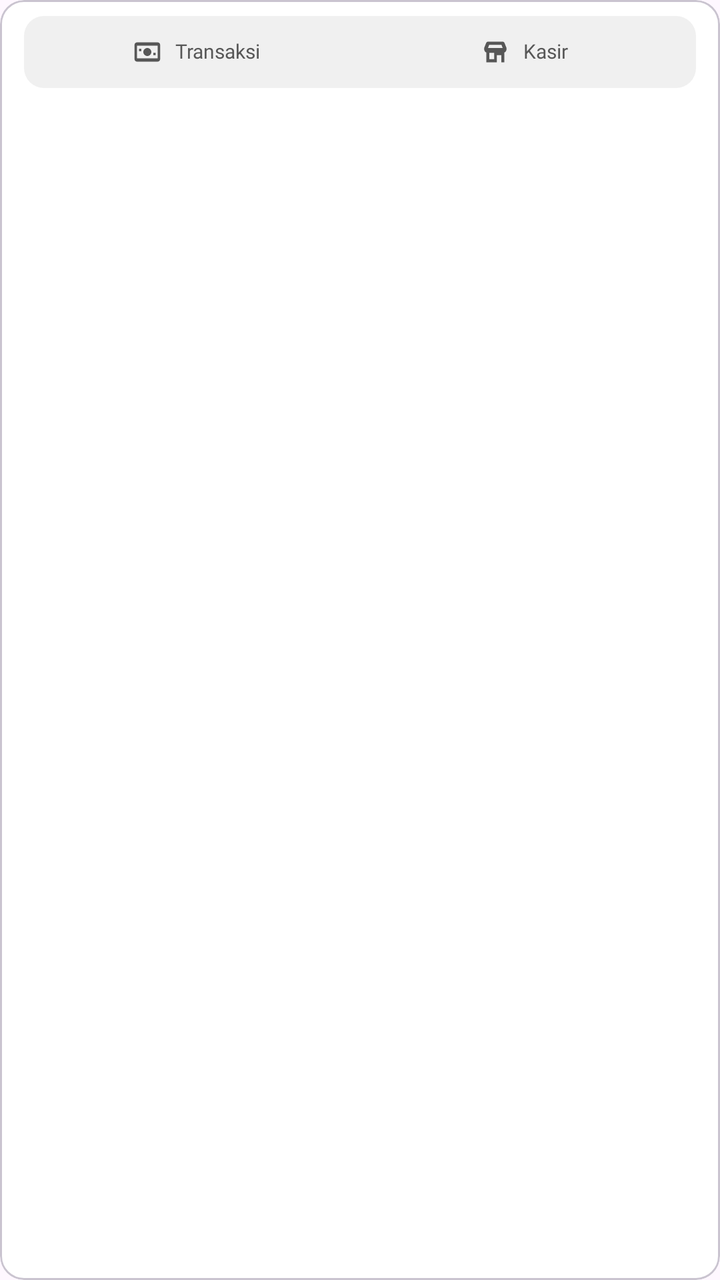
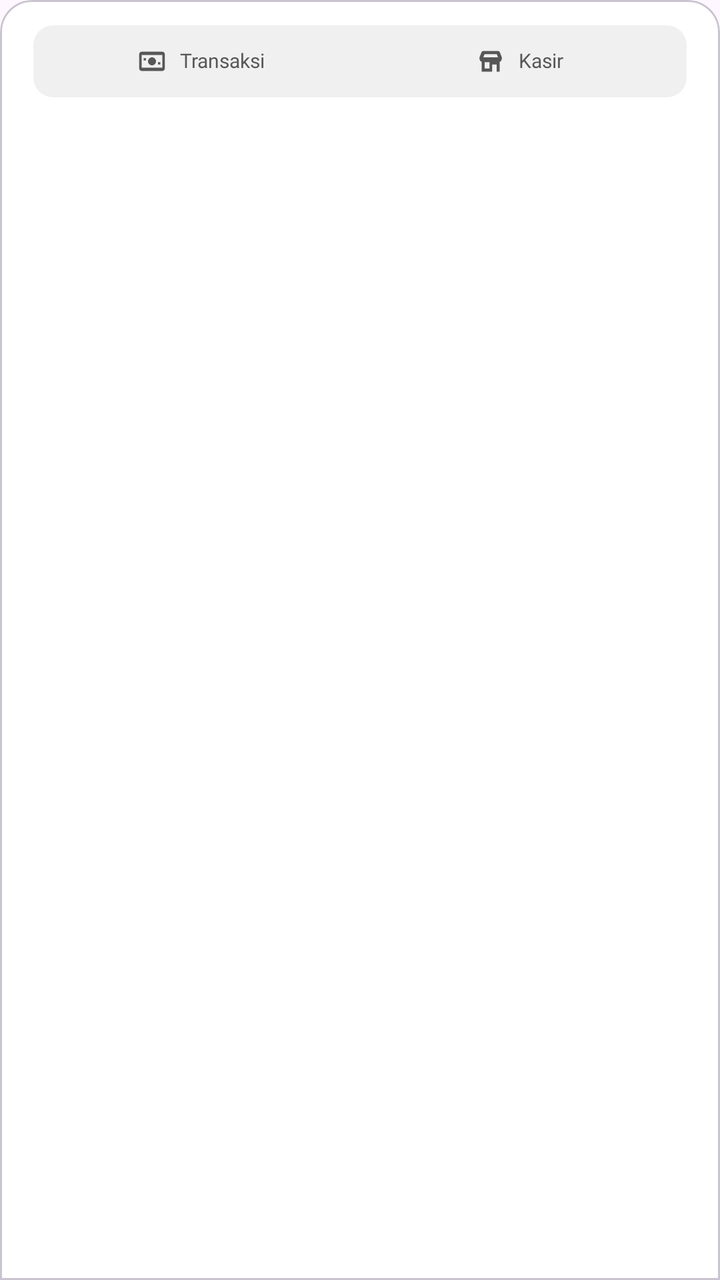

Compare the two renders of this Android layout. The source of the first and the diff that turns it into the second are given below.
<!-- AndroidManifest.xml: application theme Theme.Material3.DayNight.NoActionBar -->
<!-- res/layout/layout_mode_selector.xml -->
<?xml version="1.0" encoding="utf-8"?>
<com.google.android.material.card.MaterialCardView xmlns:android="http://schemas.android.com/apk/res/android"
    xmlns:app="http://schemas.android.com/apk/res-auto"
    android:id="@+id/toolbar"
    android:layout_width="match_parent"
    android:layout_height="wrap_content"
    app:cardBackgroundColor="@color/light_100"
    app:cardElevation="0dp">

    <LinearLayout
        android:id="@+id/modeSelector"
        android:layout_width="match_parent"
        android:layout_height="@dimen/mode_selector_height"
        android:layout_marginStart="@dimen/mode_selector_margin_horizontal"
        android:layout_marginTop="@dimen/mode_selector_padding_top"
        android:layout_marginEnd="@dimen/mode_selector_margin_horizontal"
        android:layout_marginBottom="@dimen/mode_selector_padding_bottom"
        android:background="@drawable/mode_selector_container_background"
        android:gravity="center_vertical"
        android:orientation="horizontal"
        android:padding="@dimen/mode_selector_inner_padding">

        <LinearLayout
            android:id="@+id/btnSimple"
            android:layout_width="0dp"
            android:layout_height="match_parent"
            android:layout_weight="1"
            android:background="@drawable/mode_selector_item_background"
            android:clickable="true"
            android:focusable="true"
            android:gravity="center"
            android:minWidth="@dimen/mode_selector_item_min_width"
            android:orientation="horizontal"
            android:paddingHorizontal="@dimen/mode_selector_item_padding_horizontal">

            <ImageView
                android:layout_width="@dimen/mode_selector_icon_size"
                android:layout_height="@dimen/mode_selector_icon_size"
                android:duplicateParentState="true"
                android:src="@drawable/ic_revamp_transaction"
                app:tint="@color/mode_selector_icon_selector" />

            <TextView
                android:id="@+id/tvSimpleMode"
                android:layout_width="wrap_content"
                android:layout_height="wrap_content"
                android:layout_marginStart="@dimen/mode_selector_icon_gap"
                android:duplicateParentState="true"
                android:fontFamily="@font/instrument_sans_semibold"
                android:includeFontPadding="false"
                android:text="Transaksi"
                android:textColor="@color/mode_selector_text_selector"
                android:textSize="@dimen/mode_selector_text_size" />
        </LinearLayout>

        <LinearLayout
            android:id="@+id/btnPos"
            android:layout_width="0dp"
            android:layout_height="match_parent"
            android:layout_weight="1"
            android:background="@drawable/mode_selector_item_background"
            android:clickable="true"
            android:focusable="true"
            android:gravity="center"
            android:minWidth="@dimen/mode_selector_item_min_width"
            android:orientation="horizontal"
            android:paddingHorizontal="@dimen/mode_selector_item_padding_horizontal">

            <ImageView
                android:layout_width="@dimen/mode_selector_icon_size"
                android:layout_height="@dimen/mode_selector_icon_size"
                android:duplicateParentState="true"
                android:src="@drawable/ic_revamp_cashier"
                app:tint="@color/mode_selector_icon_selector" />

            <TextView
                android:id="@+id/tvPosMode"
                android:layout_width="wrap_content"
                android:layout_height="wrap_content"
                android:layout_marginStart="@dimen/mode_selector_icon_gap"
                android:duplicateParentState="true"
                android:fontFamily="@font/instrument_sans_semibold"
                android:includeFontPadding="false"
                android:text="Kasir"
                android:textColor="@color/mode_selector_text_selector"
                android:textSize="@dimen/mode_selector_text_size" />
        </LinearLayout>
    </LinearLayout>
</com.google.android.material.card.MaterialCardView>
<!-- resources referenced by this layout -->
<resources>
  <color name="light_100">#FFFFFF</color>
  <dimen name="mode_selector_height">36dp</dimen>
  <dimen name="mode_selector_icon_gap">6dp</dimen>
  <dimen name="mode_selector_icon_size">16dp</dimen>
  <dimen name="mode_selector_inner_padding">4dp</dimen>
  <dimen name="mode_selector_item_min_width">88dp</dimen>
  <dimen name="mode_selector_item_padding_horizontal">12dp</dimen>
  <dimen name="mode_selector_margin_horizontal">12dp</dimen>
  <dimen name="mode_selector_padding_bottom">5dp</dimen>
  <dimen name="mode_selector_padding_top">8dp</dimen>
  <dimen name="mode_selector_text_size">10sp</dimen>
  <!-- drawable ic_revamp_cashier (drawable) -->
  <?xml version="1.0" encoding="utf-8"?>
  <vector xmlns:android="http://schemas.android.com/apk/res/android"
      android:width="20dp"
      android:height="20dp"
      android:viewportWidth="20"
      android:viewportHeight="20">
      <path
          android:fillColor="#FF6F6F6F"
          android:pathData="M3,7.5L4.2,4.5C4.43,3.92 4.99,3.5 5.62,3.5H14.38C15.01,3.5 15.57,3.92 15.8,4.5L17,7.5V8.25C17,9.21 16.41,10.03 15.58,10.37V16.5H13.75V12H10.92V16.5H4.42V10.37C3.59,10.03 3,9.21 3,8.25V7.5ZM6.17,5.5L5.42,7.5H14.58L13.83,5.5H6.17ZM6.25,10.5V14.5H9.25V10.5H6.25Z" />
  </vector>
  <!-- drawable ic_revamp_transaction (drawable) -->
  <?xml version="1.0" encoding="utf-8"?>
  <vector xmlns:android="http://schemas.android.com/apk/res/android"
      android:width="20dp"
      android:height="20dp"
      android:viewportWidth="20"
      android:viewportHeight="20">
      <path
          android:fillColor="#FFFFFFFF"
          android:pathData="M2,5.5C2,4.67 2.67,4 3.5,4H16.5C17.33,4 18,4.67 18,5.5V14.5C18,15.33 17.33,16 16.5,16H3.5C2.67,16 2,15.33 2,14.5V5.5ZM3.5,6V14H16.5V6H3.5ZM10,12.5C8.62,12.5 7.5,11.38 7.5,10C7.5,8.62 8.62,7.5 10,7.5C11.38,7.5 12.5,8.62 12.5,10C12.5,11.38 11.38,12.5 10,12.5ZM4.75,8H6.25V9.5H4.75V8ZM13.75,10.5H15.25V12H13.75V10.5Z" />
  </vector>
  <!-- drawable mode_selector_container_background (drawable) -->
  <?xml version="1.0" encoding="utf-8"?>
  <shape xmlns:android="http://schemas.android.com/apk/res/android" android:shape="rectangle">
      <solid android:color="@color/mode_selector_container_bg" />
      <corners android:radius="@dimen/mode_selector_corner_radius" />
  </shape>
  <!-- drawable mode_selector_item_background (drawable) -->
  <?xml version="1.0" encoding="utf-8"?>
  <selector xmlns:android="http://schemas.android.com/apk/res/android">
      <item android:state_selected="true">
          <shape android:shape="rectangle">
              <solid android:color="@color/mode_selector_selected_bg" />
              <corners android:radius="@dimen/mode_selector_corner_radius" />
          </shape>
      </item>
      <item>
          <shape android:shape="rectangle">
              <solid android:color="@android:color/transparent" />
          </shape>
      </item>
  </selector>
  <color name="mode_selector_container_bg">#F0F0F0</color>
  <dimen name="mode_selector_corner_radius">10dp</dimen>
  <color name="mode_selector_selected_bg">#1A652A</color>
</resources>

<!-- the commit's change to res/layout/layout_mode_selector.xml (unified diff, before → after) -->
@@ -5,7 +5,8 @@
     android:layout_width="match_parent"
     android:layout_height="wrap_content"
     app:cardBackgroundColor="@color/light_100"
-    app:cardElevation="0dp">
+    app:cardElevation="0dp"
+    app:shapeAppearanceOverlay="@style/TopRoundedCard">
 
     <LinearLayout
         android:id="@+id/modeSelector"
@@ -14,7 +15,6 @@
         android:layout_marginStart="@dimen/mode_selector_margin_horizontal"
         android:layout_marginTop="@dimen/mode_selector_padding_top"
         android:layout_marginEnd="@dimen/mode_selector_margin_horizontal"
-        android:layout_marginBottom="@dimen/mode_selector_padding_bottom"
         android:background="@drawable/mode_selector_container_background"
         android:gravity="center_vertical"
         android:orientation="horizontal"
@@ -48,7 +48,7 @@
                 android:duplicateParentState="true"
                 android:fontFamily="@font/instrument_sans_semibold"
                 android:includeFontPadding="false"
-                android:text="Transaksi"
+                android:text="@string/mode_selector_transaction"
                 android:textColor="@color/mode_selector_text_selector"
                 android:textSize="@dimen/mode_selector_text_size" />
         </LinearLayout>
@@ -81,7 +81,7 @@
                 android:duplicateParentState="true"
                 android:fontFamily="@font/instrument_sans_semibold"
                 android:includeFontPadding="false"
-                android:text="Kasir"
+                android:text="@string/mode_selector_cashier"
                 android:textColor="@color/mode_selector_text_selector"
                 android:textSize="@dimen/mode_selector_text_size" />
         </LinearLayout>
<!-- resource entries referenced after the edit -->
@@ -6,9 +6,8 @@
   <dimen name="mode_selector_icon_size">16dp</dimen>
   <dimen name="mode_selector_inner_padding">4dp</dimen>
   <dimen name="mode_selector_item_min_width">88dp</dimen>
-  <dimen name="mode_selector_item_padding_horizontal">12dp</dimen>
+  <dimen name="mode_selector_item_padding_horizontal">6dp</dimen>
   <dimen name="mode_selector_margin_horizontal">12dp</dimen>
-  <dimen name="mode_selector_padding_bottom">5dp</dimen>
   <dimen name="mode_selector_padding_top">8dp</dimen>
   <dimen name="mode_selector_text_size">10sp</dimen>
   <!-- drawable ic_revamp_cashier (drawable) -->
@@ -54,6 +53,15 @@
           </shape>
       </item>
   </selector>
+  <string name="mode_selector_cashier">Kasir</string>
+  <string name="mode_selector_transaction">Transaksi</string>
+  <style name="TopRoundedCard" parent="">
+          <item name="cornerFamily">rounded</item>
+          <item name="cornerSizeTopLeft">16dp</item>
+          <item name="cornerSizeTopRight">16dp</item>
+          <item name="cornerSizeBottomLeft">0dp</item>
+          <item name="cornerSizeBottomRight">0dp</item>
+      </style>
   <color name="mode_selector_container_bg">#F0F0F0</color>
   <dimen name="mode_selector_corner_radius">10dp</dimen>
   <color name="mode_selector_selected_bg">#1A652A</color>
